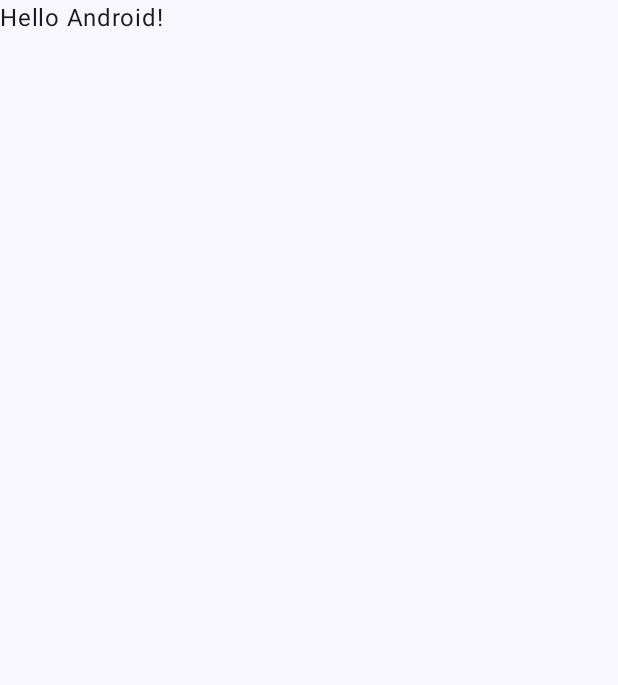
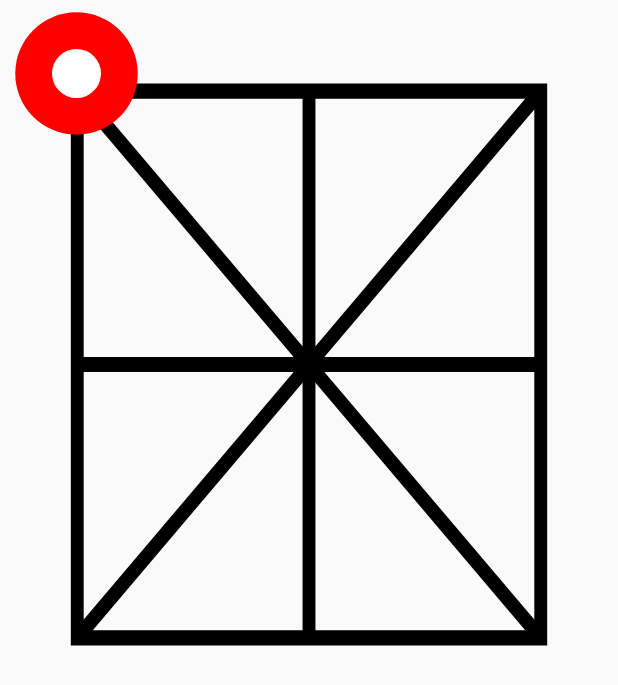
Before and after one commit to zane-a-bit/GameTrail, an Android app built with Jetpack Compose: the screen it shows after launch (MainActivity), on a phone screen of 412 x 824 dp. Before the commit the part shown is almost empty. Shown: the top 685 px of the screen. Run offline under Robolectric (Android 15) with nearby library versions, the phone set to English and light mode, and no system bars.

Commit message:
lining up the main activity.kt to the activity_main.xml

```diff
--- a/app/src/main/java/com/example/gametrail/MainActivity.kt
+++ b/app/src/main/java/com/example/gametrail/MainActivity.kt
@@ -17,31 +17,6 @@ class MainActivity : ComponentActivity() {
     override fun onCreate(savedInstanceState: Bundle?) {
         super.onCreate(savedInstanceState)
         enableEdgeToEdge()
-        setContent {
-            GameTrailTheme {
-                Scaffold(modifier = Modifier.fillMaxSize()) { innerPadding ->
-                    Greeting(
-                        name = "Android",
-                        modifier = Modifier.padding(innerPadding)
-                    )
-                }
-            }
-        }
+        setContentView(R.layout.activity_main)
     }
 }
-
-@Composable
-fun Greeting(name: String, modifier: Modifier = Modifier) {
-    Text(
-        text = "Hello $name!",
-        modifier = modifier
-    )
-}
-
-@Preview(showBackground = true)
-@Composable
-fun GreetingPreview() {
-    GameTrailTheme {
-        Greeting("Android")
-    }
-}
```
